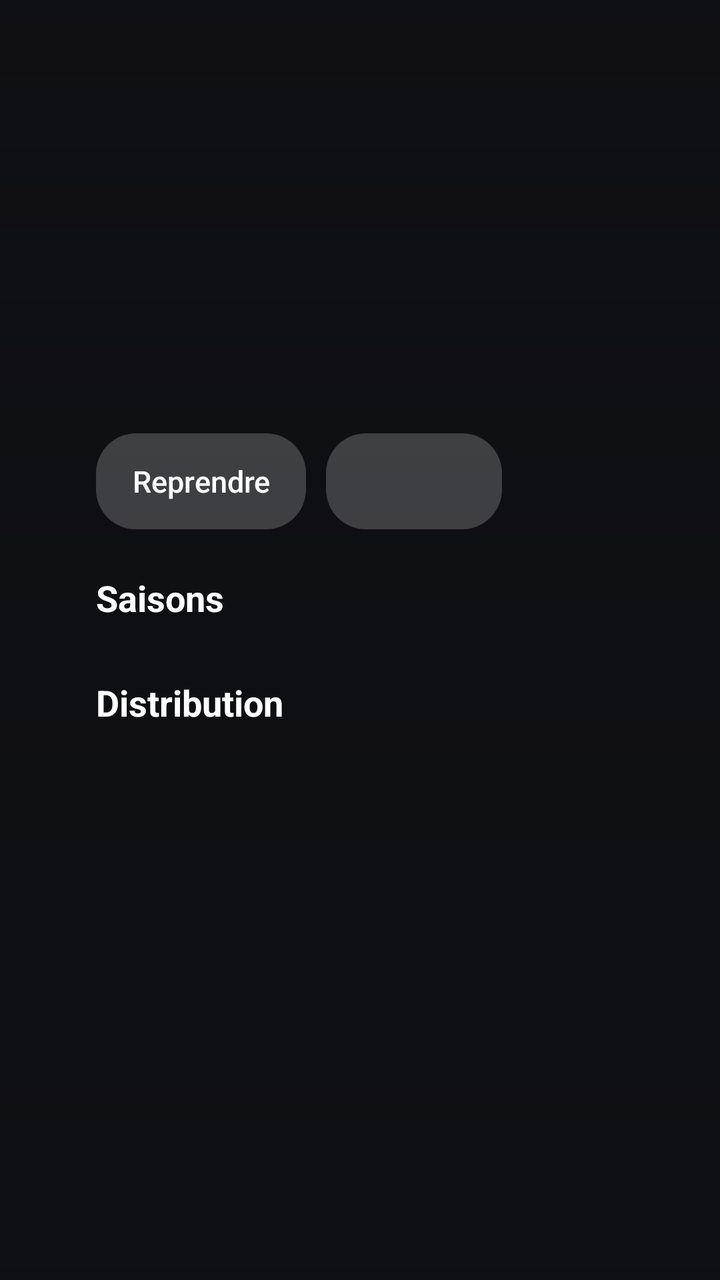
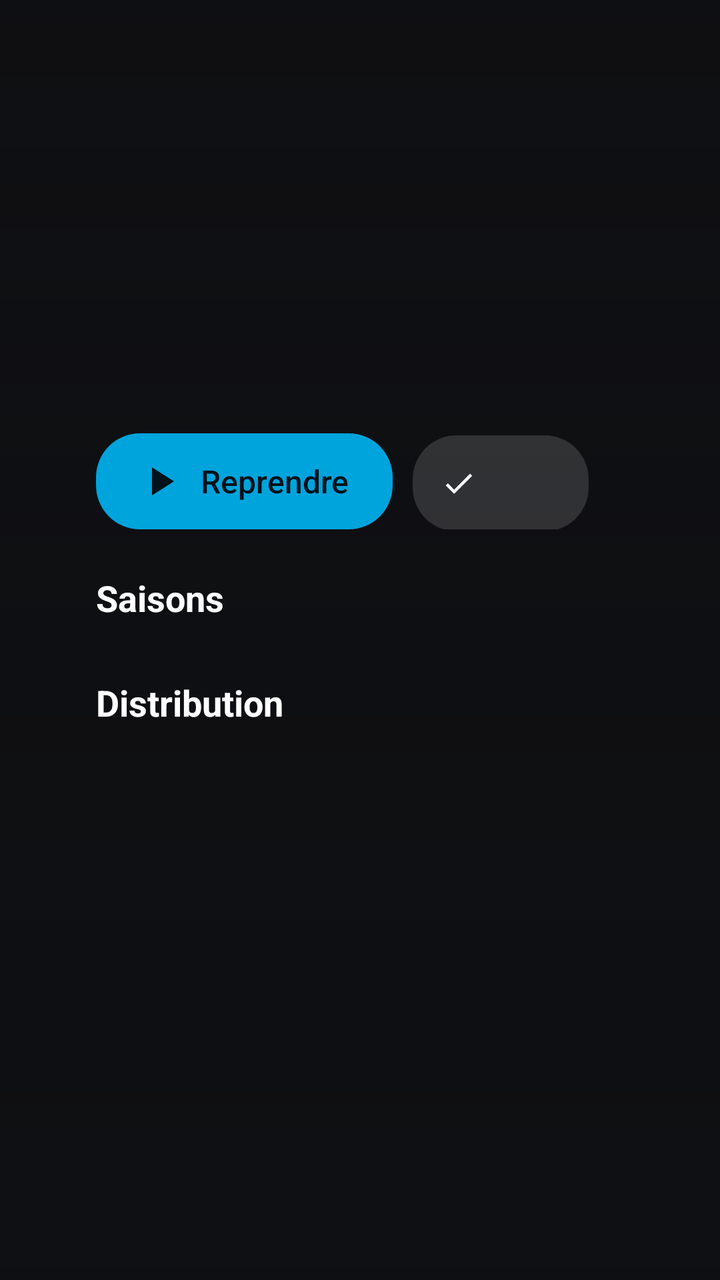

Two renders of the same Android screen: before a commit and after it. Below are the layout's source before the change and the commit's diff.
<!-- AndroidManifest.xml: application theme AppTheme -->
<!-- res/layout/activity_series.xml -->
<?xml version="1.0" encoding="utf-8"?>
<FrameLayout xmlns:android="http://schemas.android.com/apk/res/android"
    android:layout_width="match_parent"
    android:layout_height="match_parent">

    <include layout="@layout/backdrop" />

    <ScrollView android:layout_width="match_parent" android:layout_height="match_parent" android:fillViewport="true">
        <LinearLayout android:layout_width="match_parent" android:layout_height="wrap_content"
            android:orientation="vertical" android:paddingStart="48dp" android:paddingTop="32dp" android:paddingBottom="40dp">

            <ImageView android:id="@+id/logo" android:layout_width="wrap_content" android:layout_height="110dp"
                android:adjustViewBounds="true" android:maxWidth="460dp" android:scaleType="fitStart"
                android:importantForAccessibility="no" />
            <TextView android:id="@+id/title" style="@style/Title" android:layout_width="wrap_content"
                android:layout_height="wrap_content" android:textSize="34sp" android:visibility="gone" />
            <TextView android:id="@+id/meta" android:layout_width="wrap_content" android:layout_height="wrap_content"
                android:layout_marginTop="10dp" android:textColor="@color/text2" android:textSize="15sp" />
            <TextView android:id="@+id/overview" android:layout_width="900dp" android:layout_height="wrap_content"
                android:layout_marginTop="8dp" android:maxLines="4" android:ellipsize="end"
                android:textColor="#FFDDDDDD" android:textSize="15sp" />

            <LinearLayout android:layout_width="wrap_content" android:layout_height="wrap_content"
                android:layout_marginTop="16dp" android:orientation="horizontal">
                <Button android:id="@+id/resume" style="@style/Btn" android:text="Reprendre" />
                <Button android:id="@+id/played" style="@style/Btn" />
            </LinearLayout>

            <TextView style="@style/Section" android:text="Saisons" />
            <androidx.recyclerview.widget.RecyclerView android:id="@+id/seasons" android:layout_width="match_parent"
                android:layout_height="wrap_content" android:clipToPadding="false" android:paddingEnd="48dp" />

            <TextView android:id="@+id/cast_title" style="@style/Section" android:text="Distribution" />
            <androidx.recyclerview.widget.RecyclerView android:id="@+id/cast" android:layout_width="match_parent"
                android:layout_height="wrap_content" android:clipToPadding="false" android:paddingEnd="48dp" />
        </LinearLayout>
    </ScrollView>
</FrameLayout>
<!-- res/layout/backdrop.xml (included above) -->
<?xml version="1.0" encoding="utf-8"?>
<merge xmlns:android="http://schemas.android.com/apk/res/android">
    <ImageView android:id="@+id/backdrop" android:layout_width="match_parent" android:layout_height="match_parent"
        android:scaleType="centerCrop" android:importantForAccessibility="no" />
    <View android:layout_width="match_parent" android:layout_height="match_parent" android:background="@drawable/scrim" />
</merge>
<!-- resources referenced by this layout -->
<resources>
  <color name="text2">#FFA8ABB3</color>
  <!-- drawable scrim (drawable) -->
  <?xml version="1.0" encoding="utf-8"?>
  <shape xmlns:android="http://schemas.android.com/apk/res/android">
      <gradient android:angle="270" android:startColor="#990E0F12" android:centerColor="#E00E0F12" android:endColor="#FF0E0F12" />
  </shape>
  <style name="Title">
          <item name="android:textColor">@android:color/white</item>
          <item name="android:textSize">20sp</item>
          <item name="android:textStyle">bold</item>
      </style>
  <!-- drawable btn_bg (drawable) -->
  <?xml version="1.0" encoding="utf-8"?>
  <selector xmlns:android="http://schemas.android.com/apk/res/android">
      <item android:state_focused="true">
          <shape><solid android:color="@android:color/white" /><corners android:radius="20dp" /></shape>
      </item>
      <item android:state_activated="true">
          <shape><solid android:color="@color/accent" /><corners android:radius="20dp" /></shape>
      </item>
      <item>
          <shape><solid android:color="#33FFFFFF" /><corners android:radius="20dp" /></shape>
      </item>
  </selector>
  <color name="bg">#FF0E0F12</color>
  <color name="accent">#FF00A4DC</color>
  <!-- unchanged entries left out for length: 3 -->
</resources>

<!-- the commit's change to res/layout/activity_series.xml (unified diff, before → after) -->
@@ -22,8 +22,8 @@
 
             <LinearLayout android:layout_width="wrap_content" android:layout_height="wrap_content"
                 android:layout_marginTop="16dp" android:orientation="horizontal">
-                <Button android:id="@+id/resume" style="@style/Btn" android:text="Reprendre" />
-                <Button android:id="@+id/played" style="@style/Btn" />
+                <Button android:id="@+id/resume" style="@style/Btn.Primary" android:drawableStart="@drawable/ic_play" android:text="Reprendre" />
+                <Button android:id="@+id/played" style="@style/Chip" android:drawableStart="@drawable/ic_check" />
             </LinearLayout>
 
             <TextView style="@style/Section" android:text="Saisons" />
<!-- resource entries referenced after the edit -->
@@ -1,29 +1,80 @@
 <!-- resources referenced by this layout -->
 <resources>
   <color name="text2">#FFA8ABB3</color>
+  <!-- drawable ic_check (drawable) -->
+  <?xml version="1.0" encoding="utf-8"?>
+  <vector xmlns:android="http://schemas.android.com/apk/res/android" android:width="18dp" android:height="18dp"
+      android:viewportWidth="24" android:viewportHeight="24">
+      <path android:fillColor="#FFFFFFFF" android:pathData="M9,16.17L4.83,12l-1.42,1.41L9,19 21,7l-1.41,-1.41z" />
+  </vector>
+  <!-- drawable ic_play (drawable) -->
+  <?xml version="1.0" encoding="utf-8"?>
+  <vector xmlns:android="http://schemas.android.com/apk/res/android" android:width="24dp" android:height="24dp"
+      android:viewportWidth="24" android:viewportHeight="24">
+      <path android:fillColor="#FFFFFFFF" android:pathData="M8,5v14l11,-7z" />
+  </vector>
   <!-- drawable scrim (drawable) -->
   <?xml version="1.0" encoding="utf-8"?>
   <shape xmlns:android="http://schemas.android.com/apk/res/android">
       <gradient android:angle="270" android:startColor="#990E0F12" android:centerColor="#E00E0F12" android:endColor="#FF0E0F12" />
   </shape>
+  <style name="Btn.Primary">
+          <item name="android:background">@drawable/btn_primary_bg</item>
+          <item name="android:textColor">@color/btn_primary_text</item>
+          <item name="android:drawableTint">@color/btn_primary_text</item>
+          <item name="android:drawablePadding">8dp</item>
+          <item name="android:textSize">16sp</item>
+          <item name="android:paddingStart">20dp</item>
+          <item name="android:paddingEnd">22dp</item>
+          <item name="android:paddingTop">10dp</item>
+          <item name="android:paddingBottom">10dp</item>
+      </style>
+  <style name="Chip" parent="Btn">
+          <item name="android:textSize">13sp</item>
+          <item name="android:drawableTint">@color/btn_text</item>
+          <item name="android:drawablePadding">6dp</item>
+          <item name="android:paddingStart">14dp</item>
+          <item name="android:paddingEnd">16dp</item>
+          <item name="android:paddingTop">7dp</item>
+          <item name="android:paddingBottom">7dp</item>
+          <item name="android:ellipsize">end</item>
+          <item name="android:maxWidth">340dp</item>
+      </style>
   <style name="Title">
           <item name="android:textColor">@android:color/white</item>
           <item name="android:textSize">20sp</item>
           <item name="android:textStyle">bold</item>
       </style>
+  <!-- drawable btn_primary_bg (drawable) -->
+  <?xml version="1.0" encoding="utf-8"?>
+  <selector xmlns:android="http://schemas.android.com/apk/res/android">
+      <item android:state_focused="true" android:state_pressed="true">
+          <shape><solid android:color="#FFC8CACF" /><corners android:radius="22dp" /></shape>
+      </item>
+      <item android:state_focused="true">
+          <shape><solid android:color="@android:color/white" /><corners android:radius="22dp" /></shape>
+      </item>
+      <item>
+          <shape><solid android:color="@color/accent" /><corners android:radius="22dp" /></shape>
+      </item>
+  </selector>
   <!-- drawable btn_bg (drawable) -->
   <?xml version="1.0" encoding="utf-8"?>
   <selector xmlns:android="http://schemas.android.com/apk/res/android">
+      <item android:state_focused="true" android:state_pressed="true">
+          <shape><solid android:color="#FFC8CACF" /><corners android:radius="22dp" /></shape>
+      </item>
       <item android:state_focused="true">
-          <shape><solid android:color="@android:color/white" /><corners android:radius="20dp" /></shape>
+          <shape><solid android:color="@android:color/white" /><corners android:radius="22dp" /></shape>
       </item>
       <item android:state_activated="true">
-          <shape><solid android:color="@color/accent" /><corners android:radius="20dp" /></shape>
+          <shape><solid android:color="@color/accent" /><corners android:radius="22dp" /></shape>
       </item>
       <item>
-          <shape><solid android:color="#33FFFFFF" /><corners android:radius="20dp" /></shape>
+          <shape><solid android:color="@color/chip" /><corners android:radius="22dp" /></shape>
       </item>
   </selector>
+  <color name="chip">#24FFFFFF</color>
   <color name="bg">#FF0E0F12</color>
   <color name="accent">#FF00A4DC</color>
   <!-- unchanged entries left out for length: 3 -->
